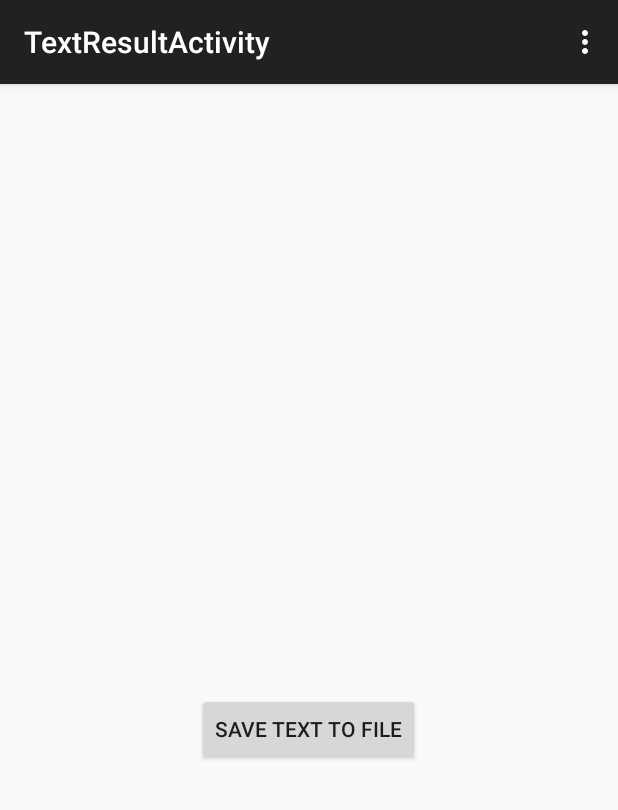
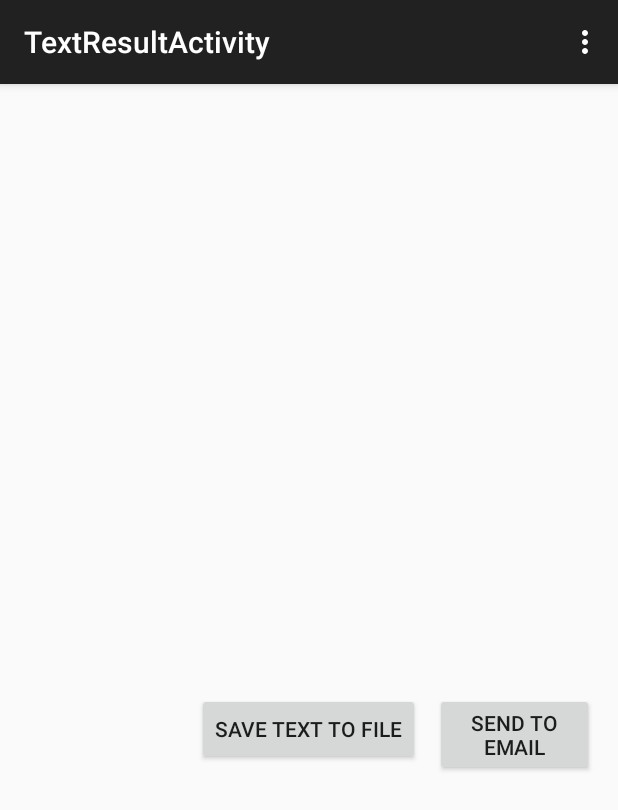
Before and after one commit to Stabbz/Stabbz_OCR, an Android app: the TextResultActivity screen opened directly, with no data from a screen before it, on a phone screen of 412 x 824 dp. Shown: the top 810 px of the screen. Run offline under Robolectric (Android 15) with nearby library versions, the phone set to English and light mode, and no system bars; Roboto replaces fonts that are not available here.

Commit message:
Added file saving and send to email option.

```diff
--- a/app/src/main/AndroidManifest.xml
+++ b/app/src/main/AndroidManifest.xml
@@ -10,8 +10,9 @@
 
     <uses-permission android:name="android.permission.READ_EXTERNAL_STORAGE" />
     <uses-permission android:name="android.permission.WRITE_EXTERNAL_STORAGE" />
-
+    <uses-permission android:name="android.permission.GET_ACCOUNTS" />
     <uses-permission android:name="android.permission.READ_PHONE_STATE" />
+    <uses-permission android:name="android.permission.ACCESS_NETWORK_STATE"/>
 
     <application
         android:allowBackup="true"
--- a/app/src/main/res/layout-xlarge-land/activity_text_result.xml
+++ b/app/src/main/res/layout-xlarge-land/activity_text_result.xml
@@ -20,7 +20,7 @@
         android:layout_width="wrap_content"
         android:layout_height="wrap_content"
         android:text="Save text to file"
-        android:id="@+id/button3"
+        android:id="@+id/button_saveTextToFile"
         android:layout_below="@+id/textView_result"
         android:layout_centerHorizontal="true"
         android:layout_margin="10dp"
--- a/app/src/main/res/layout/activity_text_result.xml
+++ b/app/src/main/res/layout/activity_text_result.xml
@@ -20,10 +20,20 @@
         android:layout_width="wrap_content"
         android:layout_height="wrap_content"
         android:text="Save text to file"
-        android:id="@+id/button3"
+        android:id="@+id/button_saveTextToFile"
         android:layout_below="@+id/textView_result"
         android:layout_centerHorizontal="true"
         android:layout_margin="10dp"
         android:onClick="saveTextToFile"/>
 
+    <Button
+        android:layout_width="wrap_content"
+        android:layout_height="wrap_content"
+        android:text="Send to email"
+        android:id="@+id/button_sendEmail"
+        android:layout_alignTop="@+id/button_saveTextToFile"
+        android:layout_toRightOf="@+id/button_saveTextToFile"
+        android:layout_toEndOf="@+id/button_saveTextToFile"
+        android:onClick="sendFileToUserEmail"/>
+
 </RelativeLayout>
```
Also changed, not shown: app/src/main/java/com/tag/ddamianow/TextResultActivity.java (+61 -4 lines), app/src/main/java/com/tag/ddamianow/UserEmailFetcher.java (added, +38 -0 lines), 10 other files.
